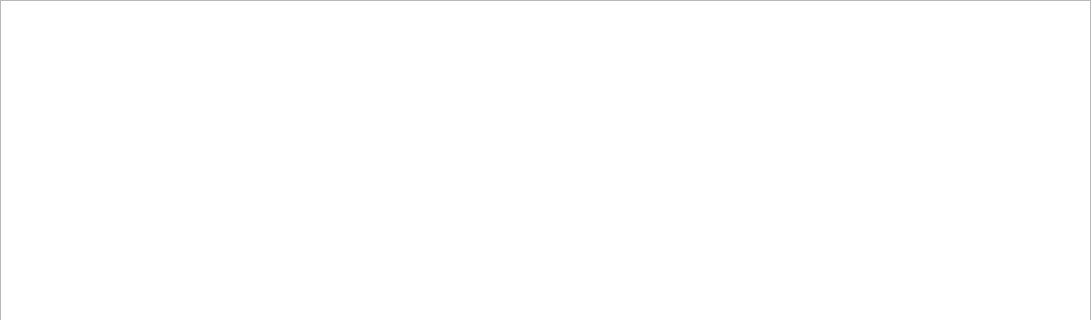
Old version of the form Rick_Morty/mainwindow.ui in the repository LuisD-M/Proyecto_final; both pictures show x 0 to 1091 and y 0 to 320 of the 1091 by 600 pixel window.
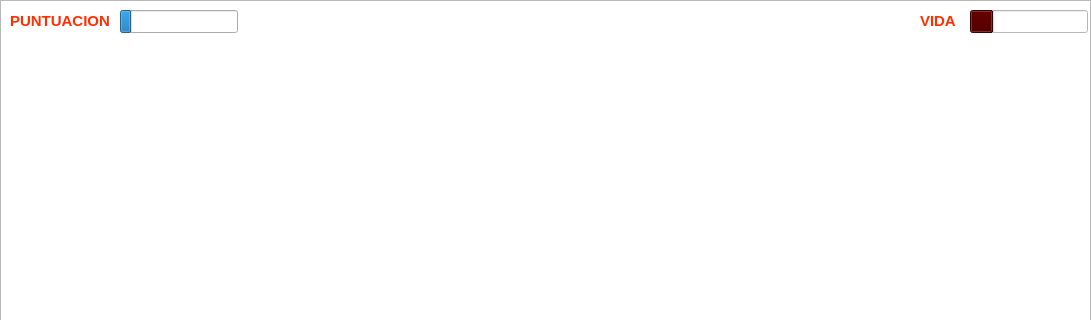
New version of the form.

Commit message: Puntaje y vida por ProgressBar

```diff
--- a/Rick_Morty/mainwindow.ui
+++ b/Rick_Morty/mainwindow.ui
@@ -23,6 +23,544 @@
       <height>602</height>
      </rect>
     </property>
+    <property name="font">
+     <font>
+      <bold>true</bold>
+     </font>
+    </property>
+    <property name="styleSheet">
+     <string notr="true"/>
+    </property>
+   </widget>
+   <widget class="QProgressBar" name="progressBar">
+    <property name="geometry">
+     <rect>
+      <x>970</x>
+      <y>10</y>
+      <width>118</width>
+      <height>23</height>
+     </rect>
+    </property>
+    <property name="palette">
+     <palette>
+      <active>
+       <colorrole role="WindowText">
+        <brush brushstyle="SolidPattern">
+         <color alpha="255">
+          <red>0</red>
+          <green>0</green>
+          <blue>0</blue>
+         </color>
+        </brush>
+       </colorrole>
+       <colorrole role="Button">
+        <brush brushstyle="SolidPattern">
+         <color alpha="255">
+          <red>255</red>
+          <green>255</green>
+          <blue>255</blue>
+         </color>
+        </brush>
+       </colorrole>
+       <colorrole role="Light">
+        <brush brushstyle="SolidPattern">
+         <color alpha="255">
+          <red>255</red>
+          <green>255</green>
+          <blue>255</blue>
+         </color>
+        </brush>
+       </colorrole>
+       <colorrole role="Midlight">
+        <brush brushstyle="SolidPattern">
+         <color alpha="255">
+          <red>255</red>
+          <green>255</green>
+          <blue>255</blue>
+         </color>
+        </brush>
+       </colorrole>
+       <colorrole role="Dark">
+        <brush brushstyle="SolidPattern">
+         <color alpha="255">
+          <red>127</red>
+          <green>127</green>
+          <blue>127</blue>
+         </color>
+        </brush>
+       </colorrole>
+       <colorrole role="Mid">
+        <brush brushstyle="SolidPattern">
+         <color alpha="255">
+          <red>170</red>
+          <green>170</green>
+          <blue>170</blue>
+         </color>
+        </brush>
+       </colorrole>
+       <colorrole role="Text">
+        <brush brushstyle="SolidPattern">
+         <color alpha="255">
+          <red>0</red>
+          <green>0</green>
+          <blue>0</blue>
+         </color>
+        </brush>
+       </colorrole>
+       <colorrole role="BrightText">
+        <brush brushstyle="SolidPattern">
+         <color alpha="255">
+          <red>255</red>
+          <green>255</green>
+          <blue>255</blue>
+         </color>
+        </brush>
+       </colorrole>
+       <colorrole role="ButtonText">
+        <brush brushstyle="SolidPattern">
+         <color alpha="255">
+          <red>0</red>
+          <green>0</green>
+          <blue>0</blue>
+         </color>
+        </brush>
+       </colorrole>
+       <colorrole role="Base">
+        <brush brushstyle="SolidPattern">
+         <color alpha="255">
+          <red>255</red>
+          <green>255</green>
+          <blue>255</blue>
+         </color>
+        </brush>
+       </colorrole>
+       <colorrole role="Window">
+        <brush brushstyle="SolidPattern">
+         <color alpha="255">
+          <red>255</red>
+          <green>255</green>
+          <blue>255</blue>
+         </color>
+        </brush>
+       </colorrole>
+       <colorrole role="Shadow">
+        <brush brushstyle="SolidPattern">
+         <color alpha="255">
+          <red>0</red>
+          <green>0</green>
+          <blue>0</blue>
+         </color>
+        </brush>
+       </colorrole>
+       <colorrole role="AlternateBase">
+        <brush brushstyle="SolidPattern">
+         <color alpha="255">
+          <red>255</red>
+          <green>255</green>
+          <blue>255</blue>
+         </color>
+        </brush>
+       </colorrole>
+       <colorrole role="ToolTipBase">
+        <brush brushstyle="SolidPattern">
+         <color alpha="255">
+          <red>255</red>
+          <green>255</green>
+          <blue>220</blue>
+         </color>
+        </brush>
+       </colorrole>
+       <colorrole role="ToolTipText">
+        <brush brushstyle="SolidPattern">
+         <color alpha="255">
+          <red>0</red>
+          <green>0</green>
+          <blue>0</blue>
+         </color>
+        </brush>
+       </colorrole>
+       <colorrole role="PlaceholderText">
+        <brush brushstyle="SolidPattern">
+         <color alpha="127">
+          <red>0</red>
+          <green>0</green>
+          <blue>0</blue>
+         </color>
+        </brush>
+       </colorrole>
+      </active>
+      <inactive>
+       <colorrole role="WindowText">
+        <brush brushstyle="SolidPattern">
+         <color alpha="255">
+          <red>0</red>
+          <green>0</green>
+          <blue>0</blue>
+         </color>
+        </brush>
+       </colorrole>
+       <colorrole role="Button">
+        <brush brushstyle="SolidPattern">
+         <color alpha="255">
+          <red>255</red>
+          <green>255</green>
+          <blue>255</blue>
+         </color>
+        </brush>
+       </colorrole>
+       <colorrole role="Light">
+        <brush brushstyle="SolidPattern">
+         <color alpha="255">
+          <red>255</red>
+          <green>255</green>
+          <blue>255</blue>
+         </color>
+        </brush>
+       </colorrole>
+       <colorrole role="Midlight">
+        <brush brushstyle="SolidPattern">
+         <color alpha="255">
+          <red>255</red>
+          <green>255</green>
+          <blue>255</blue>
+         </color>
+        </brush>
+       </colorrole>
+       <colorrole role="Dark">
+        <brush brushstyle="SolidPattern">
+         <color alpha="255">
+          <red>127</red>
+          <green>127</green>
+          <blue>127</blue>
+         </color>
+        </brush>
+       </colorrole>
+       <colorrole role="Mid">
+        <brush brushstyle="SolidPattern">
+         <color alpha="255">
+          <red>170</red>
+          <green>170</green>
+          <blue>170</blue>
+         </color>
+        </brush>
+       </colorrole>
+       <colorrole role="Text">
+        <brush brushstyle="SolidPattern">
+         <color alpha="255">
+          <red>0</red>
+          <green>0</green>
+          <blue>0</blue>
+         </color>
+        </brush>
+       </colorrole>
+       <colorrole role="BrightText">
+        <brush brushstyle="SolidPattern">
+         <color alpha="255">
+          <red>255</red>
+          <green>255</green>
+          <blue>255</blue>
+         </color>
+        </brush>
+       </colorrole>
+       <colorrole role="ButtonText">
+        <brush brushstyle="SolidPattern">
+         <color alpha="255">
+          <red>0</red>
+          <green>0</green>
+          <blue>0</blue>
+         </color>
+        </brush>
+       </colorrole>
+       <colorrole role="Base">
+        <brush brushstyle="SolidPattern">
+         <color alpha="255">
+          <red>255</red>
+          <green>255</green>
+          <blue>255</blue>
+         </color>
+        </brush>
+       </colorrole>
+       <colorrole role="Window">
+        <brush brushstyle="SolidPattern">
+         <color alpha="255">
+          <red>255</red>
+          <green>255</green>
+          <blue>255</blue>
+         </color>
+        </brush>
+       </colorrole>
+       <colorrole role="Shadow">
+        <brush brushstyle="SolidPattern">
+         <color alpha="255">
+          <red>0</red>
+          <green>0</green>
+          <blue>0</blue>
+         </color>
+        </brush>
+       </colorrole>
+       <colorrole role="AlternateBase">
+        <brush brushstyle="SolidPattern">
+         <color alpha="255">
+          <red>255</red>
+          <green>255</green>
+          <blue>255</blue>
+         </color>
+        </brush>
+       </colorrole>
+       <colorrole role="ToolTipBase">
+        <brush brushstyle="SolidPattern">
+         <color alpha="255">
+          <red>255</red>
+          <green>255</green>
+          <blue>220</blue>
+         </color>
+        </brush>
+       </colorrole>
+       <colorrole role="ToolTipText">
+        <brush brushstyle="SolidPattern">
+         <color alpha="255">
+          <red>0</red>
+          <green>0</green>
+          <blue>0</blue>
+         </color>
+        </brush>
+       </colorrole>
+       <colorrole role="PlaceholderText">
+        <brush brushstyle="SolidPattern">
+         <color alpha="127">
+          <red>0</red>
+          <green>0</green>
+          <blue>0</blue>
+         </color>
+        </brush>
+       </colorrole>
+      </inactive>
+      <disabled>
+       <colorrole role="WindowText">
+        <brush brushstyle="SolidPattern">
+         <color alpha="255">
+          <red>127</red>
+          <green>127</green>
+          <blue>127</blue>
+         </color>
+        </brush>
+       </colorrole>
+       <colorrole role="Button">
+        <brush brushstyle="SolidPattern">
+         <color alpha="255">
+          <red>255</red>
+          <green>255</green>
+          <blue>255</blue>
+         </color>
+        </brush>
+       </colorrole>
+       <colorrole role="Light">
+        <brush brushstyle="SolidPattern">
+         <color alpha="255">
+          <red>255</red>
+          <green>255</green>
+          <blue>255</blue>
+         </color>
+        </brush>
+       </colorrole>
+       <colorrole role="Midlight">
+        <brush brushstyle="SolidPattern">
+         <color alpha="255">
+          <red>255</red>
+          <green>255</green>
+          <blue>255</blue>
+         </color>
+        </brush>
+       </colorrole>
+       <colorrole role="Dark">
+        <brush brushstyle="SolidPattern">
+         <color alpha="255">
+          <red>127</red>
+          <green>127</green>
+          <blue>127</blue>
+         </color>
+        </brush>
+       </colorrole>
+       <colorrole role="Mid">
+        <brush brushstyle="SolidPattern">
+         <color alpha="255">
+          <red>170</red>
+          <green>170</green>
+          <blue>170</blue>
+         </color>
+        </brush>
+       </colorrole>
+       <colorrole role="Text">
+        <brush brushstyle="SolidPattern">
+         <color alpha="255">
+          <red>127</red>
+          <green>127</green>
+          <blue>127</blue>
+         </color>
+        </brush>
+       </colorrole>
+       <colorrole role="BrightText">
+        <brush brushstyle="SolidPattern">
+         <color alpha="255">
+          <red>255</red>
+          <green>255</green>
+          <blue>255</blue>
+         </color>
+        </brush>
+       </colorrole>
+       <colorrole role="ButtonText">
+        <brush brushstyle="SolidPattern">
+         <color alpha="255">
+          <red>127</red>
+          <green>127</green>
+          <blue>127</blue>
+         </color>
+        </brush>
+       </colorrole>
+       <colorrole role="Base">
+        <brush brushstyle="SolidPattern">
+         <color alpha="255">
+          <red>255</red>
+          <green>255</green>
+          <blue>255</blue>
+         </color>
+        </brush>
+       </colorrole>
+       <colorrole role="Window">
+        <brush brushstyle="SolidPattern">
+         <color alpha="255">
+          <red>255</red>
+          <green>255</green>
+          <blue>255</blue>
+         </color>
+        </brush>
+       </colorrole>
+       <colorrole role="Shadow">
+        <brush brushstyle="SolidPattern">
+         <color alpha="255">
+          <red>0</red>
+          <green>0</green>
+          <blue>0</blue>
+         </color>
+        </brush>
+       </colorrole>
+       <colorrole role="AlternateBase">
+        <brush brushstyle="SolidPattern">
+         <color alpha="255">
+          <red>255</red>
+          <green>255</green>
+          <blue>255</blue>
+         </color>
+        </brush>
+       </colorrole>
+       <colorrole role="ToolTipBase">
+        <brush brushstyle="SolidPattern">
+         <color alpha="255">
+          <red>255</red>
+          <green>255</green>
+          <blue>220</blue>
+         </color>
+        </brush>
+       </colorrole>
+       <colorrole role="ToolTipText">
+        <brush brushstyle="SolidPattern">
+         <color alpha="255">
+          <red>0</red>
+          <green>0</green>
+          <blue>0</blue>
+         </color>
+        </brush>
+       </colorrole>
+       <colorrole role="PlaceholderText">
+        <brush brushstyle="SolidPattern">
+         <color alpha="127">
+          <red>127</red>
+          <green>127</green>
+          <blue>127</blue>
+         </color>
+        </brush>
+       </colorrole>
+      </disabled>
+     </palette>
+    </property>
+    <property name="toolTipDuration">
+     <number>5</number>
+    </property>
+    <property name="styleSheet">
+     <string notr="true">selection-background-color: rgb(85, 0, 0);</string>
+    </property>
+    <property name="maximum">
+     <number>5</number>
+    </property>
+    <property name="value">
+     <number>1</number>
+    </property>
+    <property name="textVisible">
+     <bool>false</bool>
+    </property>
+   </widget>
+   <widget class="QLabel" name="label">
+    <property name="geometry">
+     <rect>
+      <x>920</x>
+      <y>10</y>
+      <width>41</width>
+      <height>21</height>
+     </rect>
+    </property>
+    <property name="font">
+     <font>
+      <pointsize>11</pointsize>
+      <bold>true</bold>
+     </font>
+    </property>
+    <property name="styleSheet">
+     <string notr="true">color: rgb(255, 47, 0);</string>
+    </property>
+    <property name="text">
+     <string>VIDA</string>
+    </property>
+   </widget>
+   <widget class="QProgressBar" name="progressBar_Puntuacion">
+    <property name="geometry">
+     <rect>
+      <x>120</x>
+      <y>10</y>
+      <width>118</width>
+      <height>23</height>
+     </rect>
+    </property>
+    <property name="maximum">
+     <number>10</number>
+    </property>
+    <property name="value">
+     <number>1</number>
+    </property>
+    <property name="textVisible">
+     <bool>false</bool>
+    </property>
+   </widget>
+   <widget class="QLabel" name="label_2">
+    <property name="geometry">
+     <rect>
+      <x>10</x>
+      <y>10</y>
+      <width>111</width>
+      <height>21</height>
+     </rect>
+    </property>
+    <property name="font">
+     <font>
+      <pointsize>11</pointsize>
+      <bold>true</bold>
+     </font>
+    </property>
+    <property name="styleSheet">
+     <string notr="true">color: rgb(255, 47, 0);</string>
+    </property>
+    <property name="text">
+     <string>PUNTUACION</string>
+    </property>
    </widget>
   </widget>
   <widget class="QMenuBar" name="menubar">
```
The commit also changes 18 other files.
